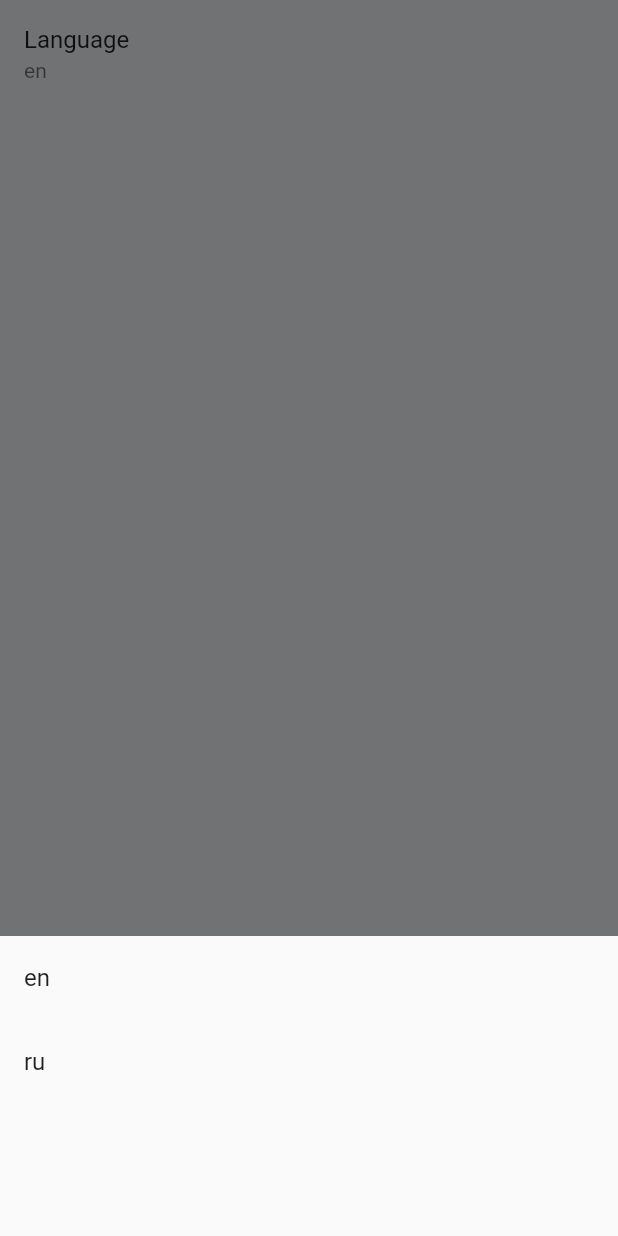
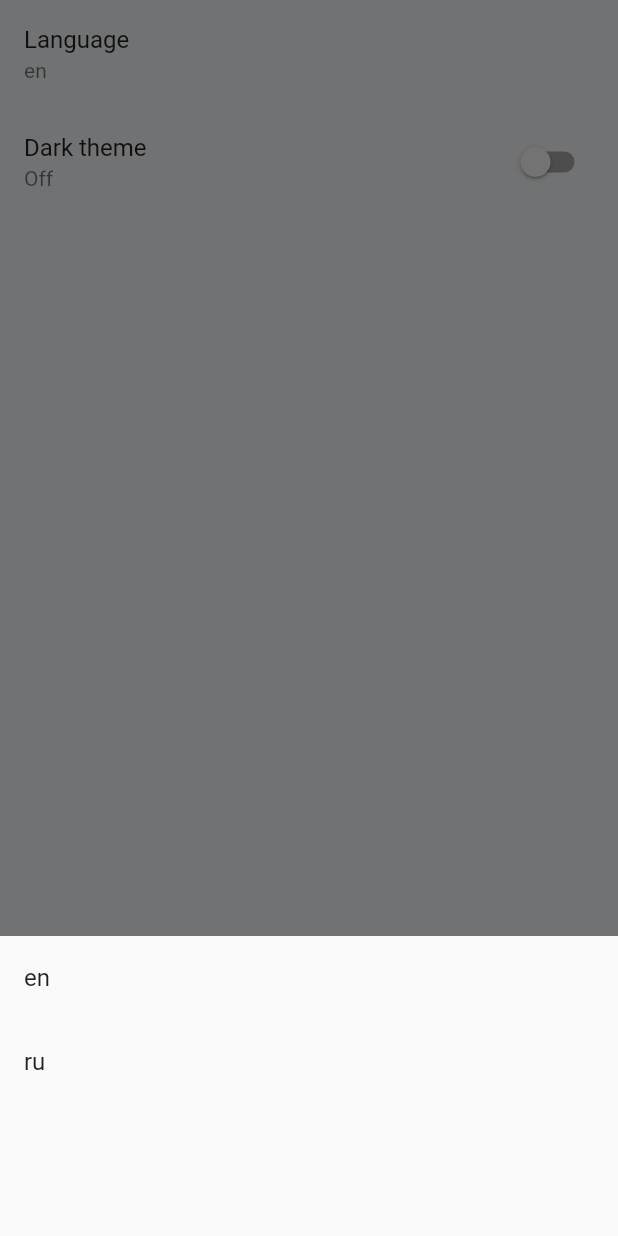
Before and after one commit to Elf80lvl/flutter-FakeHttpShop, a Flutter app: the ProfilePage screen opened directly, after a tap on "Language", on a phone screen of 412 x 824 dp. Run offline on Flutter 3.47's test engine with Material 2 defaults, Android fonts, the phone set to English and light mode, and no system bars; our stand-ins replace bloc, equatable, flutter_bloc, flutter_svg; network calls fail.

Commit message:
theme change in profile page added

```diff
--- a/lib/l10n/intl_en.arb
+++ b/lib/l10n/intl_en.arb
@@ -8,5 +8,8 @@
     "checkout": "Check Out",
     "done": "Done! Thank you for using our fake shop",
     "added_to_cart": "added to cart",
-    "language": "Language"
+    "language": "Language",
+    "dark_theme": "Dark theme",
+    "on": "On",
+    "off": "Off"
 }
--- a/lib/l10n/intl_ru.arb
+++ b/lib/l10n/intl_ru.arb
@@ -8,5 +8,8 @@
     "checkout": "Купить",
     "done": "Готово! Спасибо что воспользовались приложением",
     "added_to_cart": "добавлено в корзину",
-    "language": "Язык"
+    "language": "Язык",
+    "dark_theme": "Темная тема",
+    "on": "Вкл",
+    "off": "Выкл"
 }
--- a/lib/main.dart
+++ b/lib/main.dart
@@ -68,9 +68,6 @@ class MyApp extends StatelessWidget {
   }
 }
 
-//TODO rive loading animation
-//TODO app icon
-//TODO search product
 
 //* app features:
 //* uses bloc 8
--- a/lib/pages/profile_page/profile_page.dart
+++ b/lib/pages/profile_page/profile_page.dart
@@ -1,6 +1,9 @@
 import 'package:flutter/material.dart';
+import 'package:flutter_bloc/flutter_bloc.dart';
 
+import '../../bloc/themes/theme_bloc.dart';
 import '../../const.dart';
+import '../../generated/l10n.dart';
 import '../../widgets/desktop_top_menu.dart';
 import 'change_language_widget.dart';
 
@@ -22,8 +25,31 @@ class ProfilePage extends StatelessWidget {
             maxWidth: kDesktopMaxWidth,
           ),
           child: ListView(
-            children: const [
-              ChangeLanguageWidget(),
+            children: [
+              const ChangeLanguageWidget(),
+              BlocBuilder<ThemeBloc, ThemeState>(
+                builder: (context, themeState) {
+                  final bloc = BlocProvider.of<ThemeBloc>(context);
+                  final bool isDark;
+                  if (themeState.theme == 'dark') {
+                    isDark = true;
+                  } else {
+                    isDark = false;
+                  }
+                  return SwitchListTile(
+                      title: Text(S.of(context).dark_theme),
+                      subtitle:
+                          Text(isDark ? S.of(context).on : S.of(context).off),
+                      value: isDark,
+                      onChanged: (value) {
+                        if (value == false) {
+                          bloc.add(ThemeToLight());
+                        } else {
+                          bloc.add(ThemeToDark());
+                        }
+                      });
+                },
+              ),
             ],
           ),
         ),
```
Also changed, not shown: lib/generated/intl/messages_en.dart, lib/generated/intl/messages_ru.dart, lib/generated/l10n.dart.
